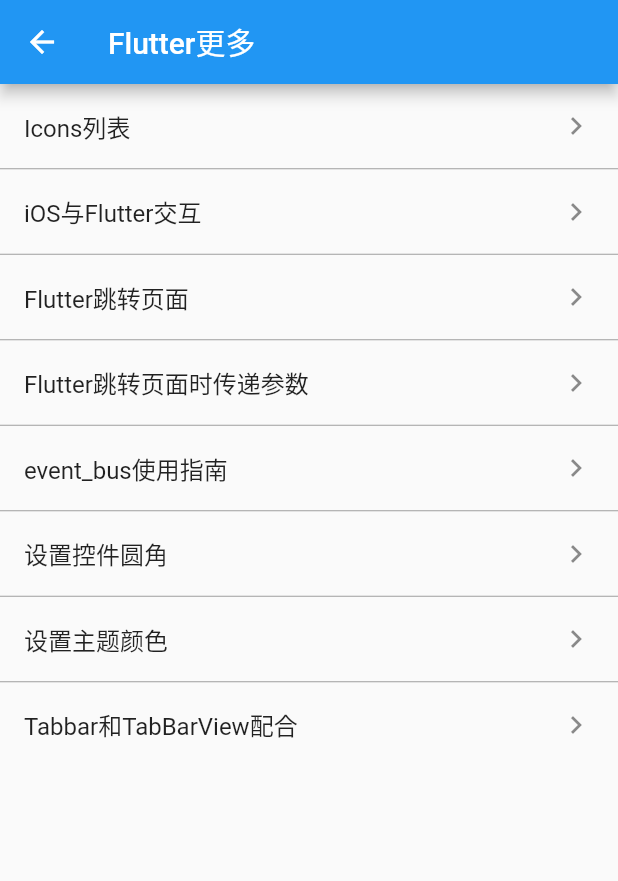
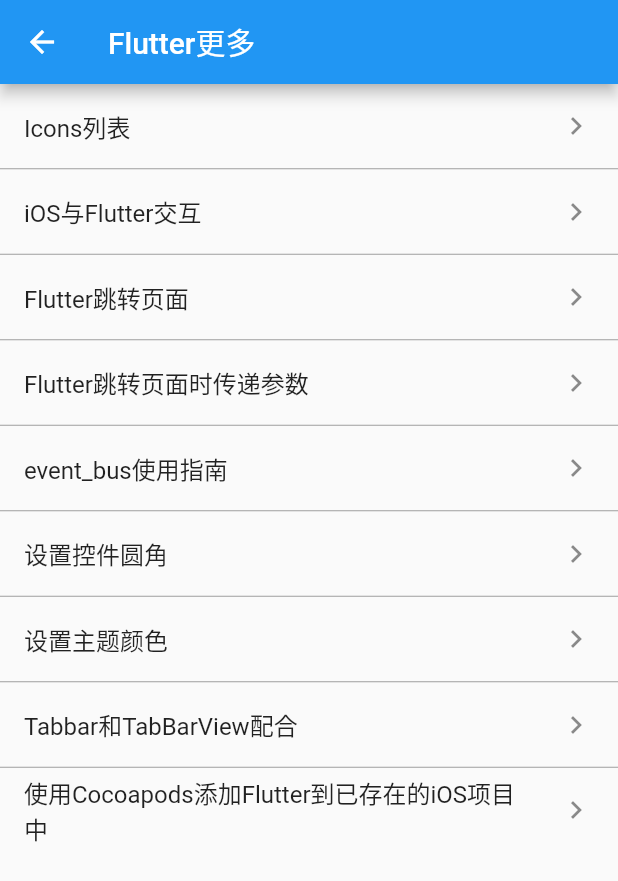
Before and after one commit to flywo/FlutterWidgetUseExample, a Flutter app: the More screen opened directly, on a phone screen of 412 x 824 dp. Shown: the top 881 px of the screen. Run offline on Flutter 3.47's test engine with Material 2 defaults, Android fonts, the phone set to English and light mode, and no system bars; our stand-ins replace flutter_markdown, image_picker; missing offline and left inert: city_pickers, flutter_webview_plugin, loading_indicator_view, widget_with_codeview.

Commit message:
build exist
build exist

````diff
--- /dev/null
+++ b/flutter_widget_use/lib/More/BuildExist/BuildExist.dart
@@ -0,0 +1,45 @@
+import 'package:flutter/cupertino.dart';
+import 'package:flutter_markdown/flutter_markdown.dart';
+
+const content = """
+## 使用Cocoapods添加Flutter到已存在的iOS项目中
+> 1.进入要存放flutter项目的目录中
+```
+cd /Users/yuhua/Desktop/Other/SportNews/SportNews/flutter_module
+```
+> 2.使用命令创建flutter模块
+```
+flutter create --template module flutter_module
+```
+> 3.进入cocoapods的Podfile文件中，添加如下内容
+```
+// 注意路径需要是flutter模块相对于项目的相对路径
+flutter_application_path = './flutter_module/flutter_module'
+load File.join(flutter_application_path, '.ios', 'Flutter', 'podhelper.rb')
+```
+> 4.在Podfile的target中，添加如下内容
+```
+install_all_flutter_pods(flutter_application_path)
+```
+> 5.执行pod install命令
+```
+pod install
+```
+> 6.进入flutter模块目录中
+```
+cd /Users/yuhua/Desktop/Other/SportNews/SportNews/flutter_module/flutter_module
+```
+> 7.拉取pub内容
+```
+flutter pub get
+```
+> 8.打开iOS项目，运行成功，即表示导入Flutter成功。
+> 9.后续请参考'iOS与Flutter交互'的内容。
+""";
+
+class MyBuildExist extends StatelessWidget {
+  @override
+  Widget build(BuildContext context) {
+    return Markdown(data: content);
+  }
+}
--- a/flutter_widget_use/lib/More/More.dart
+++ b/flutter_widget_use/lib/More/More.dart
@@ -10,6 +10,7 @@ import 'package:flutter_widget_use/More/Router/Router.dart';
 import 'package:flutter_widget_use/More/TabBar/MyTabBar.dart';
 import 'package:flutter_widget_use/More/Theme/MyTheme.dart';
 import 'package:widget_with_codeview/widget_with_codeview.dart';
+import 'package:flutter_widget_use/More/BuildExist/BuildExist.dart';
 
 class More extends StatelessWidget {
   @override
@@ -125,6 +126,21 @@ class More extends StatelessWidget {
                   }));
                 },
               );
+            } else if (index == 8) {
+              return ListTile(
+                title: Text("使用Cocoapods添加Flutter到已存在的iOS项目中"),
+                trailing: Icon(Icons.keyboard_arrow_right),
+                onTap: () {
+                  Navigator.of(context).push(MaterialPageRoute(builder: (context) {
+                    return Scaffold(
+                      appBar: AppBar(
+                        title: Text("使用Cocoapods添加Flutter到已存在的iOS项目中"),
+                      ),
+                      body: MyBuildExist(),
+                    );
+                  }));
+                },
+              );
             }
             return ListTile(
               title: Text("Icons列表"),
@@ -150,7 +166,7 @@ class More extends StatelessWidget {
               color: Colors.grey[500],
             );
           },
-          itemCount: 8
+          itemCount: 9
       ),
     );
   }
````
Also changed, not shown: 2 other files.
